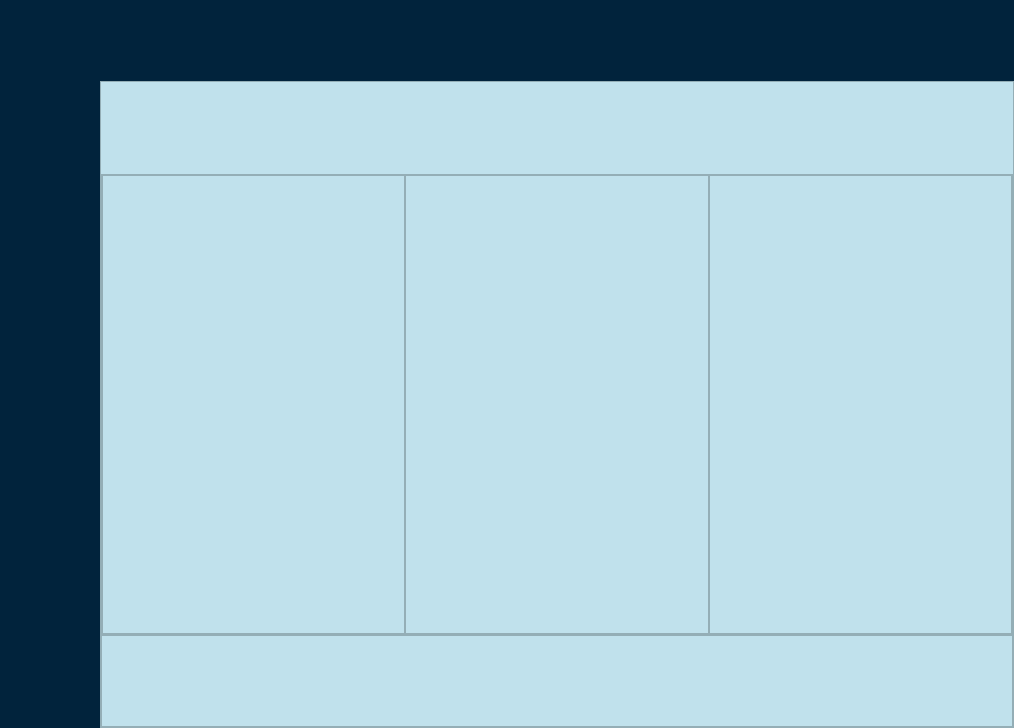
The window that src/resources/interface/Ventana_Menu.ui (Yosoyepa/MyUnApp) describes before a commit, drawn with Qt 5.
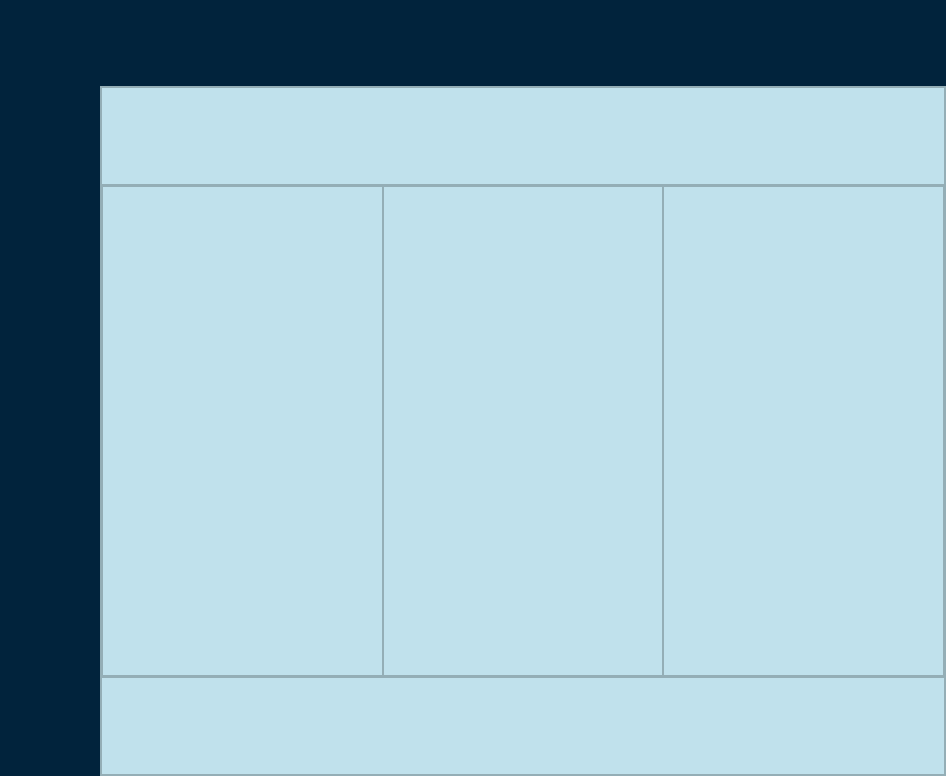
The same window after the commit. Icons and pictures are not drawn.

Patch:
```diff
--- a/src/resources/interface/Ventana_Menu.ui
+++ b/src/resources/interface/Ventana_Menu.ui
@@ -6,8 +6,8 @@
    <rect>
     <x>0</x>
     <y>0</y>
-    <width>1014</width>
-    <height>728</height>
+    <width>946</width>
+    <height>776</height>
    </rect>
   </property>
   <property name="windowTitle">
@@ -62,15 +62,6 @@
        </property>
        <item>
         <widget class="QFrame" name="frame_5">
-         <property name="sizePolicy">
-          <sizepolicy hsizetype="Preferred" vsizetype="Preferred">
-           <horstretch>0</horstretch>
-           <verstretch>0</verstretch>
-          </sizepolicy>
-         </property>
-         <property name="layoutDirection">
-          <enum>Qt::LeftToRight</enum>
-         </property>
          <property name="styleSheet">
           <string notr="true">background-color: rgb(1, 35, 60);</string>
          </property>
@@ -87,9 +78,6 @@
           <property name="spacing">
            <number>0</number>
           </property>
-          <property name="sizeConstraint">
-           <enum>QLayout::SetDefaultConstraint</enum>
-          </property>
           <property name="leftMargin">
            <number>0</number>
           </property>
@@ -116,12 +104,6 @@
               <height>100</height>
              </size>
             </property>
-            <property name="maximumSize">
-             <size>
-              <width>16777215</width>
-              <height>16777215</height>
-             </size>
-            </property>
             <property name="styleSheet">
              <string notr="true">QPushButton{
 	background-color: transparent;
@@ -152,7 +134,7 @@
              </size>
             </property>
             <property name="flat">
-             <bool>false</bool>
+             <bool>true</bool>
             </property>
            </widget>
           </item>
@@ -170,12 +152,6 @@
               <height>100</height>
              </size>
             </property>
-            <property name="maximumSize">
-             <size>
-              <width>16777215</width>
-              <height>16777215</height>
-             </size>
-            </property>
             <property name="styleSheet">
              <string notr="true">QPushButton{
 	background-color: transparent;
@@ -206,7 +182,7 @@
              </size>
             </property>
             <property name="flat">
-             <bool>false</bool>
+             <bool>true</bool>
             </property>
            </widget>
           </item>
@@ -224,9 +200,6 @@
               <height>100</height>
              </size>
             </property>
-            <property name="layoutDirection">
-             <enum>Qt::LeftToRight</enum>
-            </property>
             <property name="styleSheet">
              <string notr="true">QPushButton{
 	background-color: transparent;
@@ -252,15 +225,12 @@
             </property>
             <property name="iconSize">
              <size>
-              <width>80</width>
-              <height>80</height>
+              <width>100</width>
+              <height>100</height>
              </size>
             </property>
-            <property name="checkable">
-             <bool>false</bool>
-            </property>
             <property name="flat">
-             <bool>false</bool>
+             <bool>true</bool>
             </property>
            </widget>
           </item>
@@ -278,9 +248,6 @@
               <height>100</height>
              </size>
             </property>
-            <property name="autoFillBackground">
-             <bool>false</bool>
-            </property>
             <property name="styleSheet">
              <string notr="true">QPushButton{
 	background-color: transparent;
@@ -308,24 +275,12 @@
             </property>
             <property name="iconSize">
              <size>
-              <width>80</width>
-              <height>80</height>
+              <width>100</width>
+              <height>100</height>
              </size>
             </property>
-            <property name="checkable">
-             <bool>false</bool>
-            </property>
-            <property name="autoExclusive">
-             <bool>false</bool>
-            </property>
-            <property name="autoDefault">
-             <bool>false</bool>
-            </property>
-            <property name="default">
-             <bool>false</bool>
-            </property>
             <property name="flat">
-             <bool>false</bool>
+             <bool>true</bool>
             </property>
            </widget>
           </item>
@@ -343,12 +298,6 @@
               <height>100</height>
              </size>
             </property>
-            <property name="maximumSize">
-             <size>
-              <width>16777215</width>
-              <height>16777215</height>
-             </size>
-            </property>
             <property name="styleSheet">
              <string notr="true">QPushButton{
 	background-color: transparent;
@@ -379,7 +328,7 @@
              </size>
             </property>
             <property name="flat">
-             <bool>false</bool>
+             <bool>true</bool>
             </property>
            </widget>
           </item>
@@ -415,24 +364,8 @@
           </property>
           <item>
            <widget class="QFrame" name="frame_3">
-            <property name="sizePolicy">
-             <sizepolicy hsizetype="Preferred" vsizetype="Preferred">
-              <horstretch>0</horstretch>
-              <verstretch>0</verstretch>
-             </sizepolicy>
-            </property>
-            <property name="minimumSize">
-             <size>
-              <width>0</width>
-              <height>0</height>
-             </size>
-            </property>
-            <property name="autoFillBackground">
-             <bool>false</bool>
-            </property>
             <property name="styleSheet">
-             <string notr="true">background-color: rgb(1, 35, 60);
-border-color: transparent;</string>
+             <string notr="true">background-color: rgb(1, 35, 60);</string>
             </property>
             <property name="frameShape">
              <enum>QFrame::NoFrame</enum>
@@ -478,13 +411,10 @@
                 <string notr="true"/>
                </property>
                <property name="frameShape">
-                <enum>QFrame::NoFrame</enum>
+                <enum>QFrame::StyledPanel</enum>
                </property>
                <property name="frameShadow">
-                <enum>QFrame::Plain</enum>
-               </property>
-               <property name="lineWidth">
-                <number>0</number>
+                <enum>QFrame::Raised</enum>
                </property>
               </widget>
              </item>
```
Left out of the diff: 4 changed lines with no effect on the pictures.
